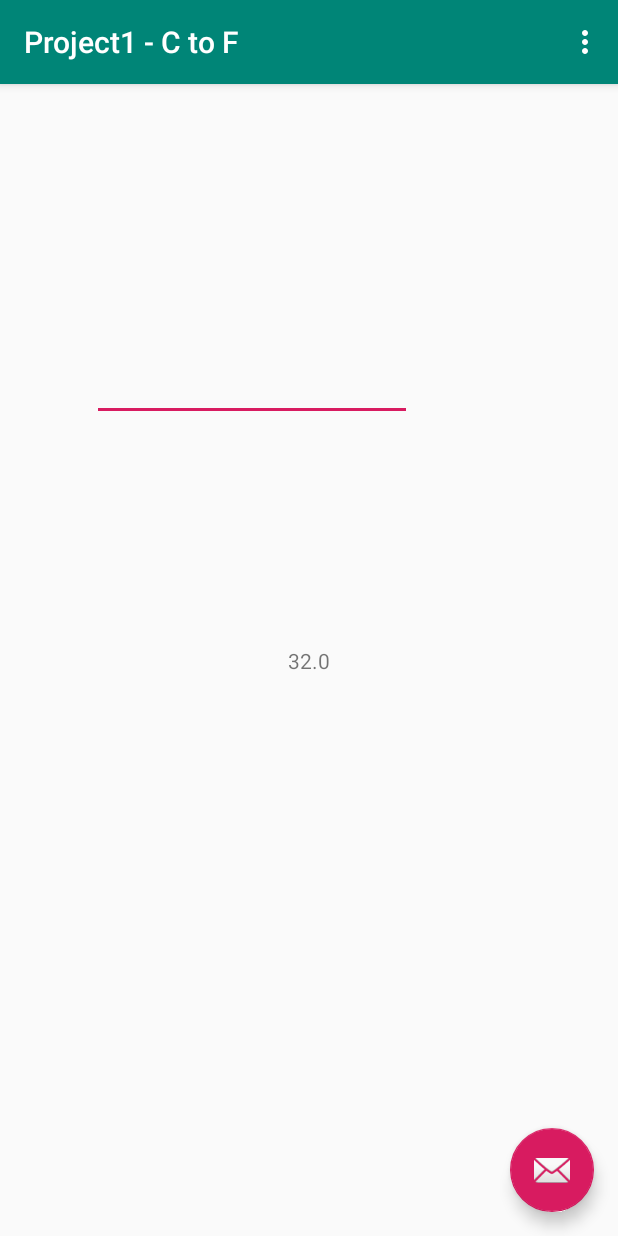
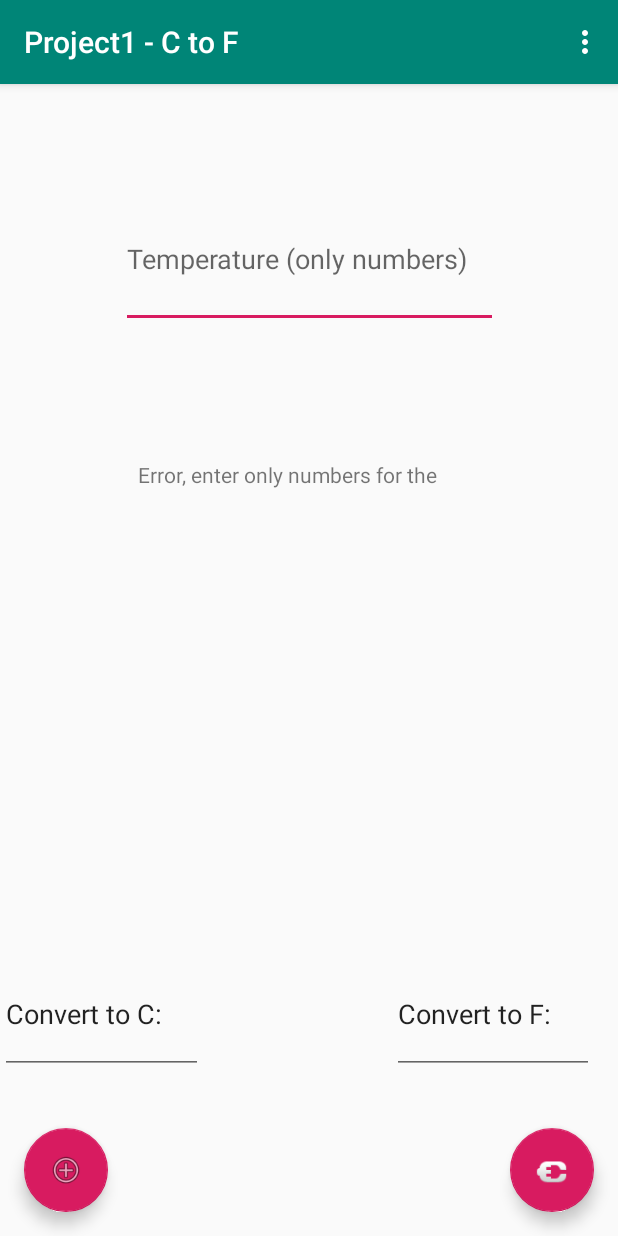
Before and after one commit to jdramli/Project1, an Android app: the screen it shows after launch (MainActivity), in the options menu, after a tap on "Settings", on a phone screen of 412 x 824 dp. Run offline under Robolectric (Android 15) with nearby library versions, the phone set to English and light mode, and no system bars.

Commit message:
update fixed case mismatch?

```diff
--- a/app/src/main/java/com/example/project1_ctof/MainActivity.java
+++ b/app/src/main/java/com/example/project1_ctof/MainActivity.java
@@ -1,17 +1,16 @@
 package com.example.project1_ctof;
 
 import android.os.Bundle;
-
-import com.google.android.material.floatingactionbutton.FloatingActionButton;
-import com.google.android.material.snackbar.Snackbar;
+import android.view.Menu;
+import android.view.MenuItem;
+import android.view.View;
+import android.widget.TextView;
 
 import androidx.appcompat.app.AppCompatActivity;
 import androidx.appcompat.widget.Toolbar;
 
-import android.view.View;
-import android.view.Menu;
-import android.view.MenuItem;
-import android.widget.TextView;
+import com.example.project1_ctof.R;
+import com.google.android.material.floatingactionbutton.FloatingActionButton;
 
 
 public class MainActivity extends AppCompatActivity {
@@ -26,17 +25,42 @@ public class MainActivity extends AppCompatActivity {
         //handles from content_main buttons/views
         final TextView display_temperature = findViewById(R.id.temperature);
         final TextView user_num = findViewById(R.id.user_num);
+
         FloatingActionButton fab = findViewById(R.id.fab);
+        FloatingActionButton fab2 = findViewById(R.id.fab2);
         fab.setOnClickListener(new View.OnClickListener() {
             @Override
             public void onClick(View view) {
                 //temperature = 107; //This works, need to set it to the value of user input now instead of a constant
+                try{
                     temperature = Double.valueOf(user_num.getText().toString()); // This crashes the app if no number is input -- use try/catch block
                     temperature = temperature * 9/5 + 32;
                     //temperature.setText(Double.toString(temperature));
                     display_temperature.setText(Double.toString(temperature));
                     //Snackbar.make(view, "Replace with your own action", Snackbar.LENGTH_LONG)
                     //        .setAction("Action", null).show();
+                }
+                catch(Exception e){
+                    display_temperature.setText("Error, enter only numbers for the temperature");
+                }
+
+            }
+        });
+        fab2.setOnClickListener(new View.OnClickListener() {
+            @Override
+            public void onClick(View view) {
+                //temperature = 107; //This works, need to set it to the value of user input now instead of a constant
+                try{
+                    temperature = Double.valueOf(user_num.getText().toString()); // This crashes the app if no number is input -- use try/catch block
+                    temperature = (temperature-32) * 5/9;
+                    //temperature.setText(Double.toString(temperature));
+                    display_temperature.setText(Double.toString(temperature));
+                    //Snackbar.make(view, "Replace with your own action", Snackbar.LENGTH_LONG)
+                    //        .setAction("Action", null).show();
+                }
+                catch(Exception e){
+                    display_temperature.setText("Error, enter only numbers for the temperature");
+                }
             }
         });
     }
--- a/app/src/main/res/layout/activity_main.xml
+++ b/app/src/main/res/layout/activity_main.xml
@@ -28,6 +28,14 @@
         android:layout_height="wrap_content"
         android:layout_gravity="bottom|end"
         android:layout_margin="@dimen/fab_margin"
-        app:srcCompat="@android:drawable/ic_dialog_email" />
+        app:srcCompat="@android:drawable/ic_lock_idle_charging" />
+
+    <com.google.android.material.floatingactionbutton.FloatingActionButton
+        android:id="@+id/fab2"
+        android:layout_width="wrap_content"
+        android:layout_height="wrap_content"
+        android:layout_gravity="bottom|start"
+        android:layout_margin="@dimen/fab_margin"
+        app:srcCompat="@android:drawable/ic_menu_add" />
 
 </androidx.coordinatorlayout.widget.CoordinatorLayout>
--- a/app/src/main/res/layout/content_main.xml
+++ b/app/src/main/res/layout/content_main.xml
@@ -6,28 +6,61 @@
     android:layout_height="match_parent"
     app:layout_behavior="@string/appbar_scrolling_view_behavior"
     tools:context=".MainActivity"
+    tools:layout_editor_absoluteY="56dp"
     tools:showIn="@layout/activity_main">
 
     <TextView
         android:id="@+id/temperature"
-        android:layout_width="wrap_content"
-        android:layout_height="wrap_content"
-        android:text="Hello World!"
-        app:layout_constraintBottom_toBottomOf="parent"
-        app:layout_constraintLeft_toLeftOf="parent"
-        app:layout_constraintRight_toRightOf="parent"
+        android:layout_width="228dp"
+        android:layout_height="0dp"
+        android:layout_marginTop="88dp"
+        android:text="Temperature will display here!"
+        app:layout_constraintEnd_toEndOf="parent"
+        app:layout_constraintStart_toStartOf="parent"
+        app:layout_constraintTop_toBottomOf="@+id/user_num" />
+
+    <EditText
+        android:id="@+id/user_num"
+        android:layout_width="251dp"
+        android:layout_height="92dp"
+        android:layout_marginTop="36dp"
+        android:layout_marginBottom="383dp"
+        android:ems="10"
+        android:hint="Temperature (only numbers)"
+        android:inputType="numberDecimal"
+        app:layout_constraintBottom_toTopOf="@+id/editText"
+        app:layout_constraintEnd_toEndOf="parent"
+        app:layout_constraintStart_toStartOf="parent"
         app:layout_constraintTop_toTopOf="parent" />
 
     <EditText
-        android:id="@+id/user_num"
-        android:layout_width="wrap_content"
-        android:layout_height="wrap_content"
-        android:layout_marginStart="61dp"
-        android:layout_marginLeft="61dp"
-        android:layout_marginTop="179dp"
+        android:id="@+id/editText"
+        android:layout_width="0dp"
+        android:layout_height="0dp"
+        android:layout_marginEnd="126dp"
+        android:layout_marginRight="126dp"
+        android:layout_marginBottom="108dp"
         android:ems="10"
-        android:inputType="numberDecimal"
+        android:inputType="textPersonName"
+        android:text="Convert to C:"
+        app:layout_constraintBottom_toBottomOf="parent"
+        app:layout_constraintEnd_toStartOf="@+id/editText2"
         app:layout_constraintStart_toStartOf="parent"
-        app:layout_constraintTop_toTopOf="parent" />
+        app:layout_constraintTop_toTopOf="@+id/editText2" />
+
+    <EditText
+        android:id="@+id/editText2"
+        android:layout_width="0dp"
+        android:layout_height="79dp"
+        android:layout_marginEnd="16dp"
+        android:layout_marginRight="16dp"
+        android:layout_marginBottom="108dp"
+        android:ems="10"
+        android:inputType="textPersonName"
+        android:text="Convert to F:"
+        app:layout_constraintBottom_toBottomOf="parent"
+        app:layout_constraintEnd_toEndOf="parent"
+        app:layout_constraintStart_toEndOf="@+id/editText" />
+
 
 </androidx.constraintlayout.widget.ConstraintLayout>
```
Lines whose indentation alone changed are shown as unchanged.
